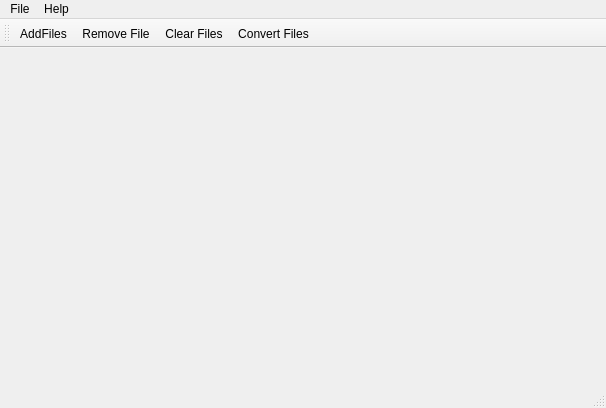
gabretana/lightningmc, file mainwindow.ui: the form before one commit.
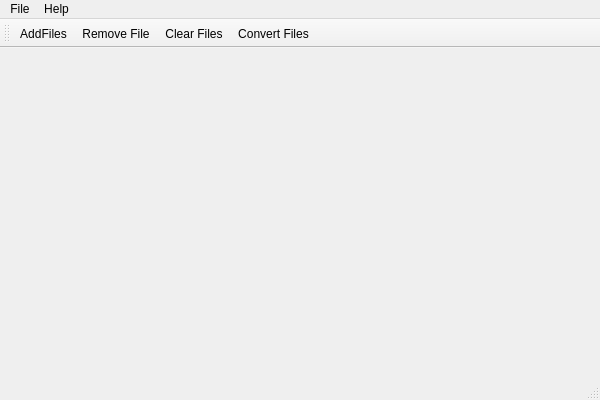
The form after the commit. Icons and pictures are not drawn.

```diff
--- a/mainwindow.ui
+++ b/mainwindow.ui
@@ -6,8 +6,8 @@
    <rect>
     <x>0</x>
     <y>0</y>
-    <width>606</width>
-    <height>408</height>
+    <width>600</width>
+    <height>400</height>
    </rect>
   </property>
   <property name="windowTitle">
@@ -32,7 +32,7 @@
     <rect>
      <x>0</x>
      <y>0</y>
-     <width>606</width>
+     <width>600</width>
      <height>23</height>
     </rect>
    </property>
```
